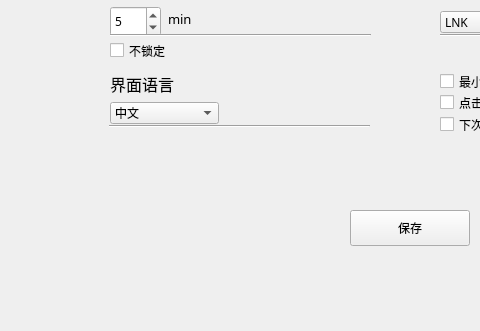
HcashOrg/hx-indicator, file setdialog.ui: the form before one commit; both pictures show x 169 to 649 and y 249 to 580 of the 960 by 580 pixel window.
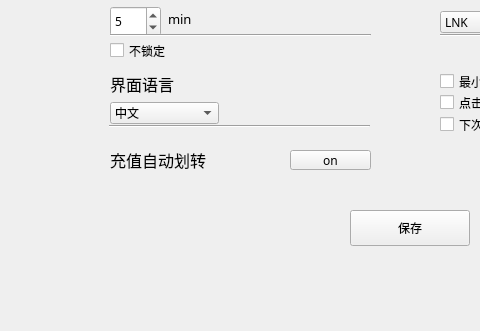
The form after the commit. The open tabs and pages were chosen to show the change.

Diff of the .ui file:
```diff
--- a/setdialog.ui
+++ b/setdialog.ui
@@ -514,6 +514,58 @@
           <enum>Qt::Horizontal</enum>
          </property>
         </widget>
+        <widget class="QLabel" name="label_10">
+         <property name="geometry">
+          <rect>
+           <x>40</x>
+           <y>190</y>
+           <width>101</width>
+           <height>20</height>
+          </rect>
+         </property>
+         <property name="font">
+          <font>
+           <family>微软雅黑</family>
+           <pointsize>12</pointsize>
+          </font>
+         </property>
+         <property name="text">
+          <string>充值自动划转</string>
+         </property>
+         <property name="alignment">
+          <set>Qt::AlignLeading|Qt::AlignLeft|Qt::AlignVCenter</set>
+         </property>
+        </widget>
+        <widget class="QToolButton" name="depositBtn">
+         <property name="geometry">
+          <rect>
+           <x>220</x>
+           <y>190</y>
+           <width>81</width>
+           <height>20</height>
+          </rect>
+         </property>
+         <property name="font">
+          <font>
+           <family>微软雅黑</family>
+          </font>
+         </property>
+         <property name="cursor">
+          <cursorShape>PointingHandCursor</cursorShape>
+         </property>
+         <property name="focusPolicy">
+          <enum>Qt::NoFocus</enum>
+         </property>
+         <property name="styleSheet">
+          <string notr="true"/>
+         </property>
+         <property name="text">
+          <string>on</string>
+         </property>
+         <property name="toolButtonStyle">
+          <enum>Qt::ToolButtonTextBesideIcon</enum>
+         </property>
+        </widget>
        </widget>
        <widget class="QWidget" name="page_2">
         <widget class="QLineEdit" name="newPwdLineEdit">
```
Left out of the diff: 5 changed lines with no effect on the pictures.
